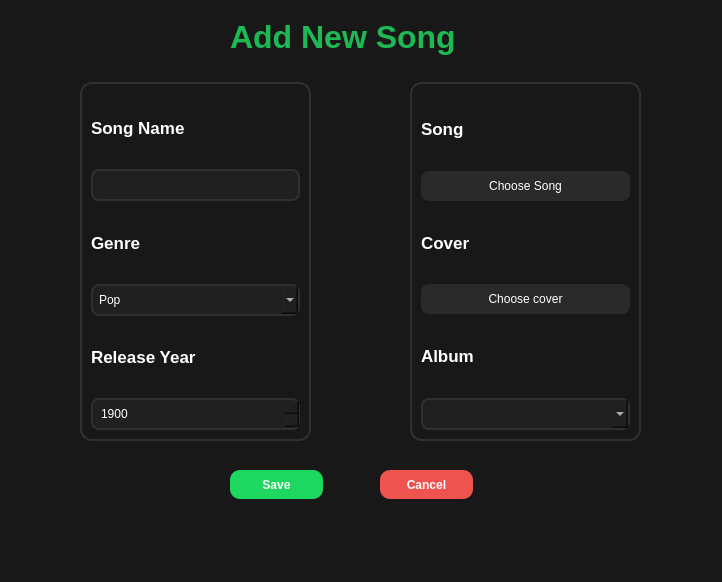
First picture: the form in addsongdialog.ui, repository sepehrmkh1386/Spotify, before the edit.
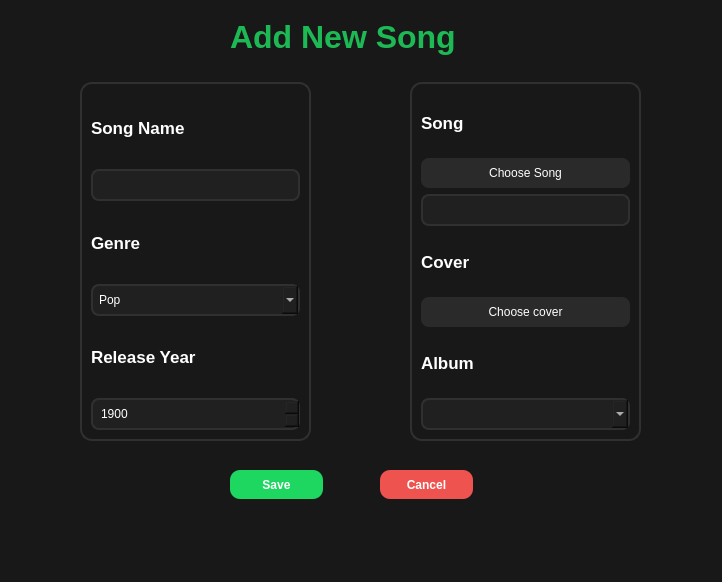
Second picture: the form after the edit.

Commit message: Complete authentication and song managment foundation

Patch:
```diff
--- a/addsongdialog.ui
+++ b/addsongdialog.ui
@@ -98,6 +98,18 @@
    </property>
    <layout class="QGridLayout" name="gridLayout_2">
     <item row="3" column="0">
+     <widget class="QLabel" name="coverLabel">
+      <property name="styleSheet">
+       <string notr="true">color:white;
+font-size:13pt;
+font-weight:bold;</string>
+      </property>
+      <property name="text">
+       <string>Cover</string>
+      </property>
+     </widget>
+    </item>
+    <item row="4" column="0">
      <widget class="QPushButton" name="chooseCoverButton">
       <property name="styleSheet">
        <string notr="true">QPushButton
@@ -118,7 +130,7 @@
       </property>
      </widget>
     </item>
-    <item row="4" column="0">
+    <item row="5" column="0">
      <widget class="QLabel" name="label_4">
       <property name="styleSheet">
        <string notr="true">color:white;
@@ -131,18 +143,6 @@
       </property>
      </widget>
     </item>
-    <item row="0" column="0">
-     <widget class="QLabel" name="label_2">
-      <property name="styleSheet">
-       <string notr="true">color:white;
-font-size:13pt;
-font-weight:bold;</string>
-      </property>
-      <property name="text">
-       <string>Song</string>
-      </property>
-     </widget>
-    </item>
     <item row="1" column="0">
      <widget class="QPushButton" name="chooseSongButton">
       <property name="styleSheet">
@@ -163,7 +163,19 @@
       </property>
      </widget>
     </item>
-    <item row="5" column="0">
+    <item row="0" column="0">
+     <widget class="QLabel" name="label_2">
+      <property name="styleSheet">
+       <string notr="true">color:white;
+font-size:13pt;
+font-weight:bold;</string>
+      </property>
+      <property name="text">
+       <string>Song</string>
+      </property>
+     </widget>
+    </item>
+    <item row="6" column="0">
      <widget class="QComboBox" name="albumComboBox">
       <property name="styleSheet">
        <string notr="true">QComboBox
@@ -183,14 +195,23 @@
      </widget>
     </item>
     <item row="2" column="0">
-     <widget class="QLabel" name="label_3">
+     <widget class="QLineEdit" name="songPathEdit">
       <property name="styleSheet">
-       <string notr="true">color:white;
-font-size:13pt;
-font-weight:bold;</string>
+       <string notr="true">QLineEdit
+{
+background-color :#202020;
+color:white;
+border:2px solid #303030;
+border-radius:8px;
+padding:6px;
+}
+QLineEdit:focus
+{
+border:2px solid #1DB954;
+}</string>
       </property>
-      <property name="text">
-       <string>Cover</string>
+      <property name="readOnly">
+       <bool>true</bool>
       </property>
      </widget>
     </item>
```
The commit also changes 26 other files.
